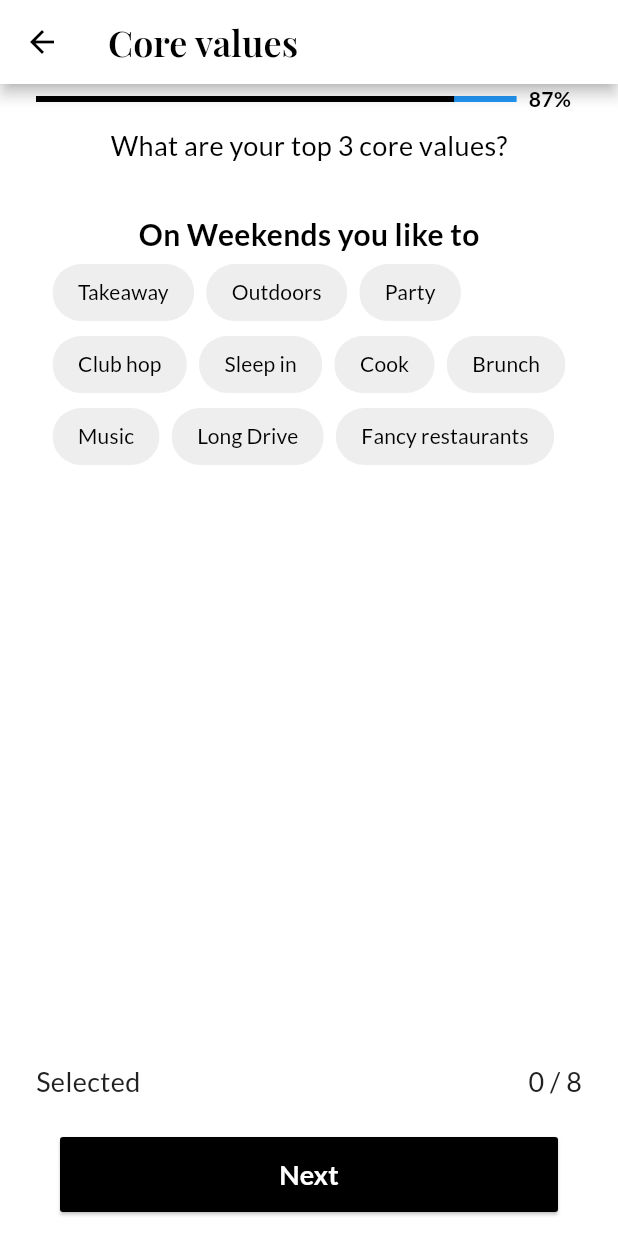
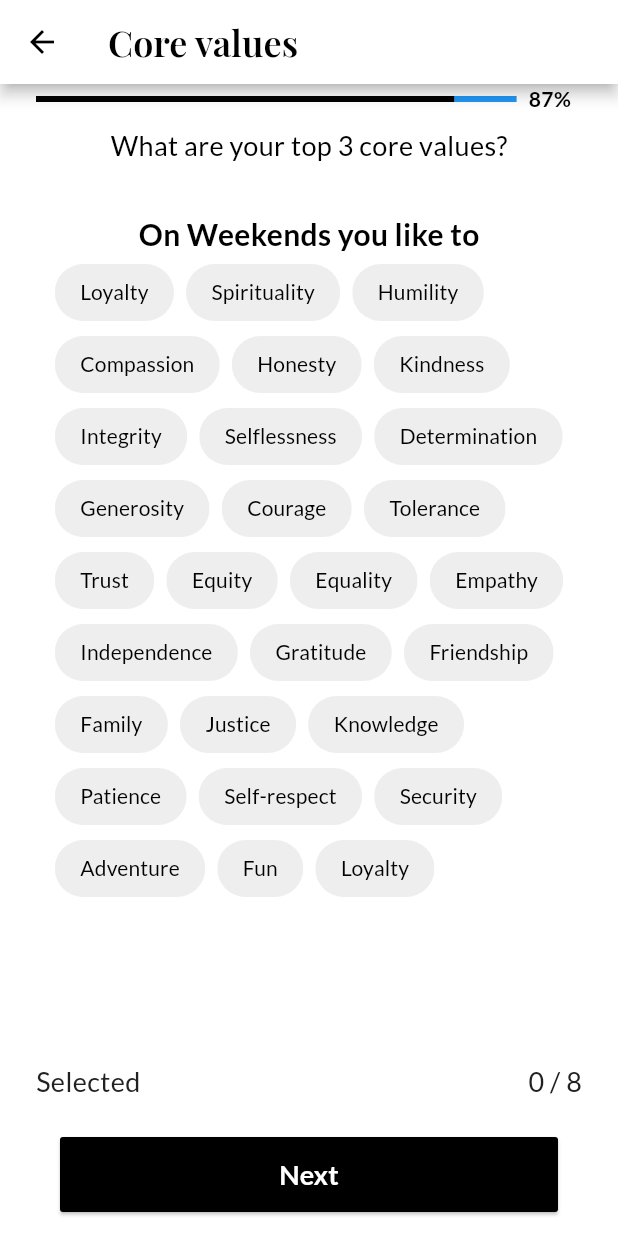
Before and after one commit to Unswipe-Dating/app, a Flutter app: the CoreValuesUpdateScreen screen opened directly with empty values, on a phone screen of 412 x 824 dp. Run offline on Flutter 3.47's test engine with Material 3 defaults, Android fonts, the phone set to English and light mode, and no system bars; our stand-ins replace bloc, built_value, cached_network_image, contacts_service, country_picker, equatable and 27 more; missing offline and left inert: app_settings, dart:ffi, dart_either, flutter_firebase_chat_core, geocode, multi_image_picker_view and 2 more; accounts and stored records are empty; project files that could hold a hidden picture were left out.

Commit message:
updated core values page

```diff
--- a/lib/src/features/login/presentation/pages/Login.dart
+++ b/lib/src/features/login/presentation/pages/Login.dart
@@ -143,7 +143,7 @@ class _MyFormState extends State<MyForm> {
   bool toShowTimer = false;
   String emailError = "";
   Timer? timer;
-  int _start = 9;
+  int _start = 60;
 
   @override
   void didUpdateWidget(MyForm oldWidget) {
@@ -251,7 +251,7 @@ class _MyFormState extends State<MyForm> {
             toShowTimer = false;
             isResendVisible = true;
             isResendEnabled = true;
-            _start = 9;
+            _start = 60;
           });
 
         } else {
--- a/lib/src/features/settings/presentation/pages/core_value_screen.dart
+++ b/lib/src/features/settings/presentation/pages/core_value_screen.dart
@@ -35,116 +35,61 @@ class CoreValuesUpdateScreen extends StatefulWidget {
 
 class _CoreValuesUpdateScreenState extends State<CoreValuesUpdateScreen> {
   bool isButtonEnabled = true;
-  Map<String,ChipValues> weekendMap = {
-    "takeaway": ChipValues("Takeaway"),
-    "Outdoors":ChipValues("Outdoors"),
-    "Party":ChipValues("Party"),
-    "Club hop":ChipValues("Club hop"),
-    "Sleep in":ChipValues("Sleep in"),
-    "Cook":ChipValues("Cook"),
-    "Brunch":ChipValues("Brunch"),
-    "Music":ChipValues("Music"),
-    "Long Drive":ChipValues("Long Drive"),
-    "":ChipValues("Fancy restaurants")
+  Map<String,ChipValues> coreMap = {
+    "Loyalty": ChipValues("Loyalty"),
+    "Spirituality":ChipValues("Spirituality"),
+    "Humility":ChipValues("Humility"),
+    "Compassion":ChipValues("Compassion"),
+    "Honesty":ChipValues("Honesty"),
+    "Kindness":ChipValues("Kindness"),
+    "Integrity":ChipValues("Integrity"),
+    "Selflessness":ChipValues("Selflessness"),
+    "Determination":ChipValues("Determination"),
+    "Generosity":ChipValues("Generosity"),
+    "Courage":ChipValues("Courage"),
+    "Tolerance":ChipValues("Tolerance"),
+    "Trust":ChipValues("Trust"),
+    "Equity":ChipValues("Equity"),
+    "Equality":ChipValues("Equality"),
+    "Empathy":ChipValues("Empathy"),
+    "Independence":ChipValues("Independence"),
+    "Gratitude":ChipValues("Gratitude"),
+    "Friendship":ChipValues("Friendship"),
+    "Family":ChipValues("Family"),
+    "Justice":ChipValues("Justice"),
+    "Knowledge":ChipValues("Knowledge"),
+    "Patience":ChipValues("Patience"),
+    "Self-respect":ChipValues("Self-respect"),
+    "Security":ChipValues("Security"),
+    "Adventure":ChipValues("Adventure"),
+    "Fun":ChipValues("Fun"),
+    "":ChipValues("Loyalty")
   };
 
-  Map<String,ChipValues> petsMap = {
-    "Dogs": ChipValues("Dogs"),
-    "Cats": ChipValues("Cats"),
-    "Birds": ChipValues("Birds"),
-    "Fish": ChipValues("Fish"),
-    "Rabbits": ChipValues("Rabbits"),
-    "Turtle": ChipValues("Turtle"),
-  };
 
-  Map<String,ChipValues> selfCareMap = {
-    "Yoga": ChipValues("Yoga"),
-    "Run": ChipValues("Run"),
-    "Meditate": ChipValues("Meditate"),
-    "Spa days": ChipValues("Spa days"),
-    "Travel": ChipValues("Travel"),
-    "Gardening": ChipValues("Gardening"),
-    "Cycling": ChipValues("Cycling"),
-    "Journal": ChipValues("Journal"),
-    "Dance": ChipValues("Dance"),
-    "Photography": ChipValues("Photography"),
-    "Music": ChipValues("Music"),
-    "Sing": ChipValues("Sing"),
-  };
+  List<String> coreListString = [];
 
-  Map<String,ChipValues> foodNDrinkMap = {
-    "Chinese":ChipValues("Chinese"),
-    "Thai":ChipValues("Thai"),
-    "Greek":ChipValues("Greek"),
-    "Korean":ChipValues("Korean"),
-    "Mexican":ChipValues("Mexican"),
-    "Japanese":ChipValues("Japanese"),
-    "Italian":ChipValues("Italian"),
-    "Vegan":ChipValues("Vegan"),
-  };
 
-  Map<String,ChipValues> sportsMap = {
-    "Pilates": ChipValues("Pilates"),
-    "Gym": ChipValues("Gym"),
-    "Football": ChipValues("Football"),
-    "Boxing": ChipValues("Boxing"),
-    "Cricket": ChipValues("Cricket"),
-    "Tennis": ChipValues("Tennis"),
-    "Badminton": ChipValues("Badminton"),
-    "Go kart": ChipValues("Go kart"),
-    "Basketball": ChipValues("Basketball"),
-    "Baseball": ChipValues("Baseball"),
-    "Hockey": ChipValues("Hockey"),
-  };
-
-  List<String> weekendListString = [];
-  List<String> petsListString = [];
-  List<String> foodNDrinkListString = [];
-  List<String> sportsListString = [];
-  List<String> selfCareListString = [];
   int selectedLength = 0;
 
   @override
   void initState() {
     super.initState();
     if(widget.params.profileParams != null) {
-      weekendListString.addAll(
-          widget.params.profileParams?.interests.weekendActivities ?? []);
-      petsListString.addAll(widget.params.profileParams?.interests.pets ?? []);
-      foodNDrinkListString.addAll(
-          widget.params.profileParams?.interests.fnd ?? []);
-      sportsListString.addAll(
-          widget.params.profileParams?.interests.sports ?? []);
-      selfCareListString.addAll(
-          widget.params.profileParams?.interests.selfCare ?? []);
+       coreListString.addAll(
+          widget.params.profileParams?.values?.coreValues ?? []);
 
       updateSelectionState();
 
 
-      for(var weekends in weekendListString) {
-        weekendMap[weekends]?.isSelected = true;
-      }
-      for(var pets in petsListString) {
-        petsMap[pets]?.isSelected = true;
-      }
-      for(var fnd in foodNDrinkListString) {
-        foodNDrinkMap[fnd]?.isSelected = true;
-      }
-      for(var sports in sportsListString) {
-        sportsMap[sports]?.isSelected = true;
-      }
-      for(var sc in selfCareListString) {
-        selfCareMap[sc]?.isSelected = true;
+      for(var core in coreListString) {
+        coreMap[core]?.isSelected = true;
       }
     }
   }
 
   void updateSelectionState() {
-    selectedLength = weekendListString.length +
-        petsListString.length +
-        foodNDrinkListString.length +
-        sportsListString.length +
-        selfCareListString.length;
+    selectedLength = coreListString.length;
   }
 
   @override
@@ -233,7 +178,7 @@ class _CoreValuesUpdateScreenState extends State<CoreValuesUpdateScreen> {
                             Wrap(
                               spacing: 8.0,
                               // Adjust spacing between chips as desired
-                              children: weekendMap.values
+                              children: coreMap.values
                                   .map((label) => ActionChip(
                                   side:
                                   const BorderSide(color: Colors.transparent),
@@ -256,8 +201,8 @@ class _CoreValuesUpdateScreenState extends State<CoreValuesUpdateScreen> {
 
                                       label.isSelected = !label.isSelected;
                                       label.isSelected
-                                          ? weekendListString.add(label.val)
-                                          : weekendListString.remove(label.val);
+                                          ? coreListString.add(label.val)
+                                          : coreListString.remove(label.val);
                                       updateSelectionState();
                                     });
                                   }))
@@ -294,7 +239,7 @@ class _CoreValuesUpdateScreenState extends State<CoreValuesUpdateScreen> {
                         padding: EdgeInsets.all(16),
                         child: CustomButton(
                           onPressed: () {
-                            Navigator.pop(mContext, weekendListString);
+                            Navigator.pop(mContext, coreListString);
                           },
                           text: 'Next',
                           isEnabled: isButtonEnabled,
--- a/lib/src/features/userOnboarding/profile_update/presentation/pages/interest_picker_screen.dart
+++ b/lib/src/features/userOnboarding/profile_update/presentation/pages/interest_picker_screen.dart
@@ -34,7 +34,7 @@ class InterestsUpdateScreen extends StatefulWidget {
 class _InterestsUpdateScreenState extends State<InterestsUpdateScreen> {
   bool isButtonEnabled = true;
   Map<String,ChipValues> weekendMap = {
-    "takeaway": ChipValues("Takeaway"),
+    "Takeaway": ChipValues("Takeaway"),
     "Outdoors":ChipValues("Outdoors"),
     "Party":ChipValues("Party"),
     "Club hop":ChipValues("Club hop"),
```
Also changed, not shown: 2 other files.
